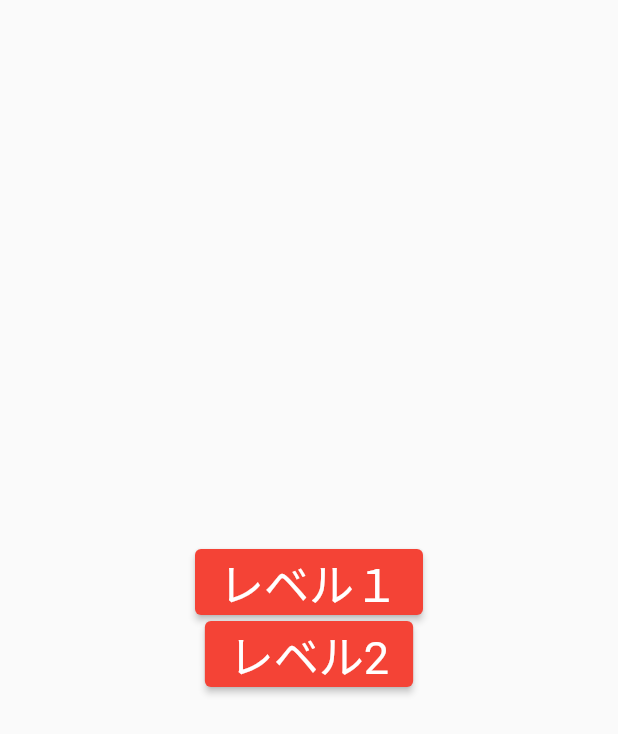
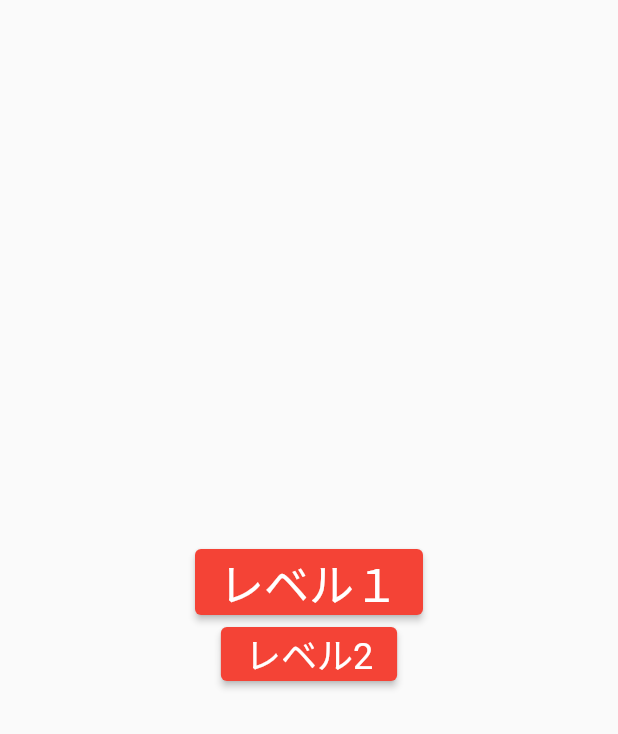
Before and after one commit to liledevi/Quiz, a Flutter app: the LevelSelect screen opened directly, on a phone screen of 412 x 824 dp. Shown: the top 734 px of the screen. Run offline on Flutter 3.47's test engine with Material 2 defaults, Android fonts, the phone set to English and light mode, and no system bars.

Commit message:
Change font size

```diff
--- a/lib/level_select.dart
+++ b/lib/level_select.dart
@@ -43,7 +43,7 @@ class LevelSelect extends StatelessWidget {
                 style: ElevatedButton.styleFrom(
                   primary: Colors.red,
                   textStyle: TextStyle(
-                    fontSize: 30, //フォントサイズ
+                    fontSize: 24, //フォントサイズ
                   ),
                 ),
               ),
```
